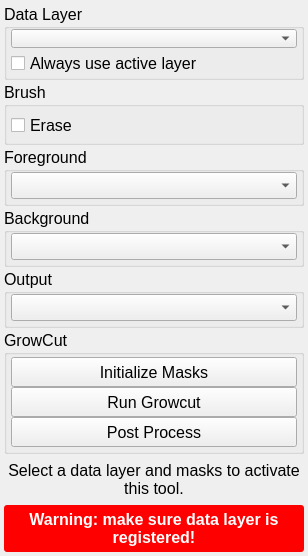
Old version of the form src/Interface/ToolInterface/GrowCutToolInterface.ui in the repository SCIInstitute/Seg3D.
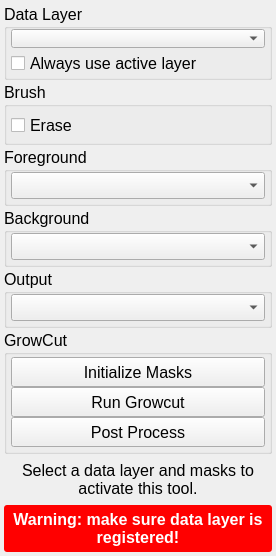
New version of the form. Custom widgets are drawn as their Qt base class.

The edit to the form file:
```diff
--- a/src/Interface/ToolInterface/GrowCutToolInterface.ui
+++ b/src/Interface/ToolInterface/GrowCutToolInterface.ui
@@ -6,7 +6,7 @@
    <rect>
     <x>0</x>
     <y>0</y>
-    <width>308</width>
+    <width>276</width>
     <height>556</height>
    </rect>
   </property>
```
